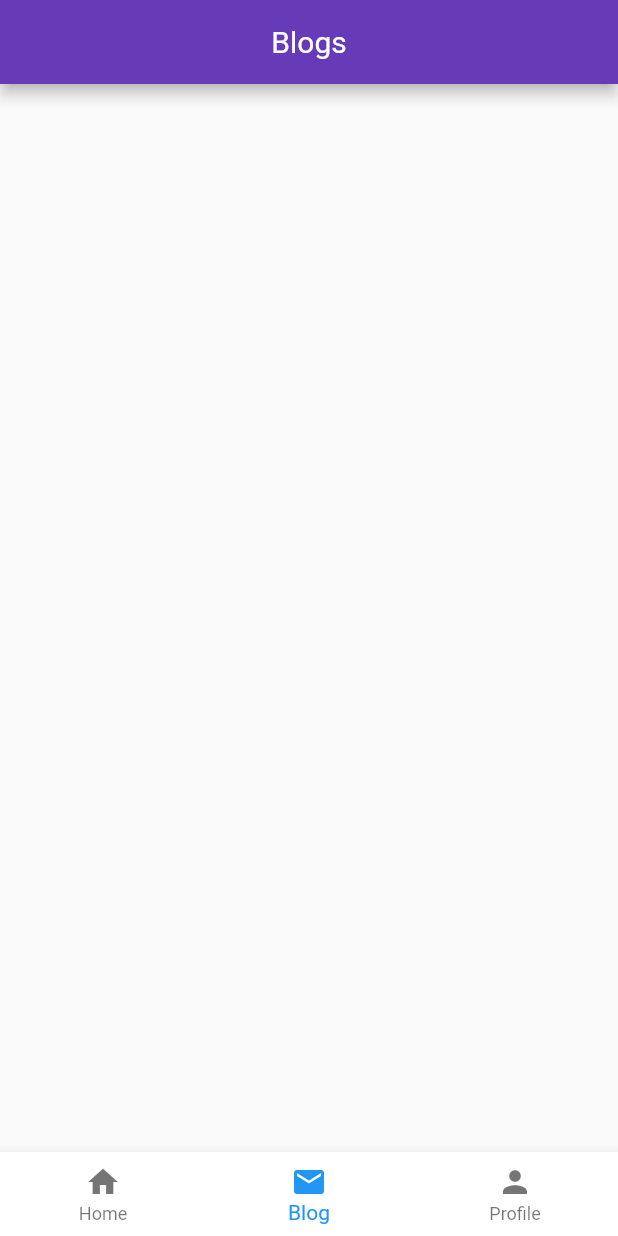
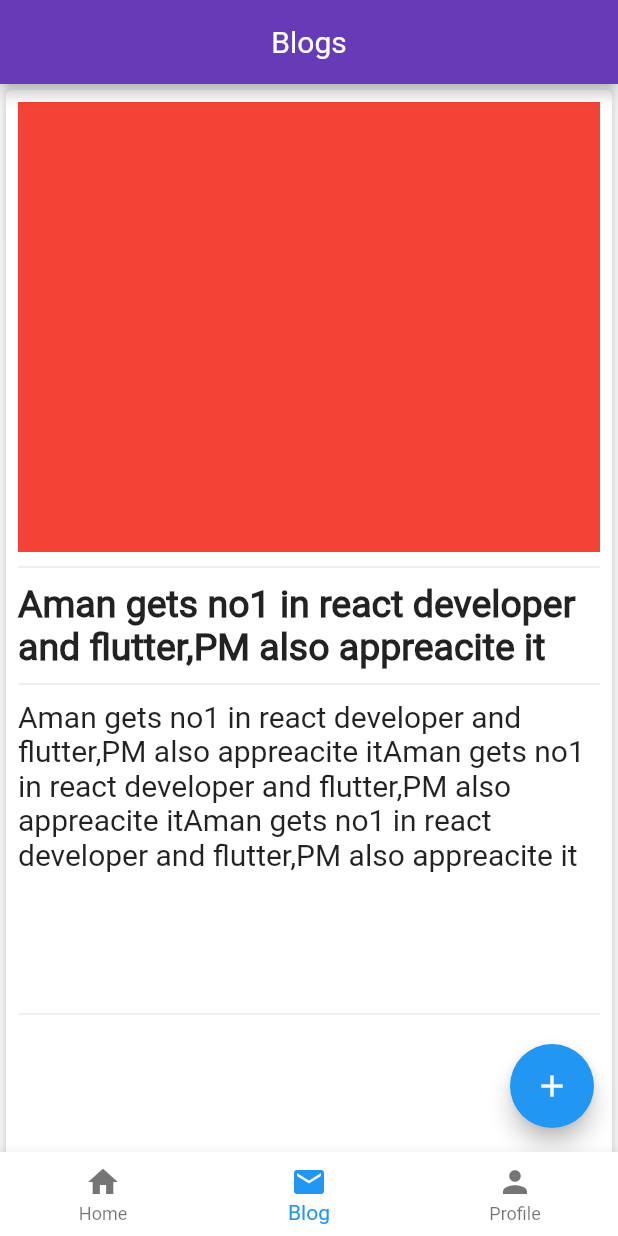
Before and after one commit to aman246149/jop-App-Flutter, a Flutter app: the screen it shows after launch, swiped to page 2, on a phone screen of 412 x 824 dp. Run offline on Flutter 3.47's test engine with Material 2 defaults, Android fonts, the light colour scheme and no system bars; our stand-ins replace cloud_firestore, firebase_auth, firebase_core, flutter_signin_button, fluttertoast, google_sign_in and 1 more; accounts and stored records are empty; statements that could not run were skipped.

Commit message:
made ui of blog screen with input field as well just need to save data in database

```diff
--- a/lib/screens/BlogPage.dart
+++ b/lib/screens/BlogPage.dart
@@ -1,4 +1,6 @@
-// ignore: file_names
+// ignore_for_file: file_names, prefer_const_constructors
+
+import 'package:flutter/cupertino.dart';
 import 'package:flutter/material.dart';
 
 class BlogPage extends StatefulWidget {
@@ -9,13 +11,121 @@ class BlogPage extends StatefulWidget {
 }
 
 class _BlogPageState extends State<BlogPage> {
+  TextEditingController imageurlController = TextEditingController();
+  TextEditingController titleController = TextEditingController();
+  TextEditingController descriptionController = TextEditingController();
+
+  void saveDataToDatabase() {
+    print(imageurlController.text);
+    print(titleController.text);
+    print(descriptionController.text);
+  }
+
   @override
   Widget build(BuildContext context) {
     return Scaffold(
+      floatingActionButton: FloatingActionButton(
+        onPressed: () {
+          showModalBottomSheet<void>(
+            isScrollControlled: true,
+            context: context,
+            builder: (BuildContext context) {
+              return Container(
+                // height: 1000,
+                color: Colors.white,
+                child: Padding(
+                  padding: const EdgeInsets.all(18.0),
+                  child: ListView(
+                    children: <Widget>[
+                      Divider(
+                        height: 100,
+                      ),
+                      TextField(
+                        controller: imageurlController,
+                        decoration:
+                            InputDecoration(hintText: "Enter Image Url"),
+                      ),
+                      TextField(
+                        controller: titleController,
+                        decoration: InputDecoration(hintText: "Enter Title"),
+                      ),
+                      TextField(
+                        controller: descriptionController,
+                        decoration:
+                            InputDecoration(hintText: "Enter Description"),
+                      ),
+                      Divider(
+                        height: 20,
+                      ),
+                      Container(
+                        width: MediaQuery.of(context).size.width,
+                        child: ElevatedButton(
+                          child: const Text('Save data in Db'),
+                          onPressed: () {
+                            saveDataToDatabase();
+                            Navigator.pop(context);
+                          },
+                        ),
+                      )
+                    ],
+                  ),
+                ),
+              );
+            },
+          );
+        },
+        child: Icon(Icons.add),
+      ),
       appBar: AppBar(
-        title: Center(
-            child: Text("Blogs", style: TextStyle(color: Colors.white))),
+        title:
+            Center(child: Text("Blogs", style: TextStyle(color: Colors.white))),
         backgroundColor: Colors.deepPurple,
+      ),
+      body: ListView.builder(
+        itemCount: 10,
+        itemBuilder: (context, index) {
+          return Stack(
+            fit: StackFit.loose,
+            children: [
+              Card(
+                  elevation: 4,
+                  child: Padding(
+                    padding: const EdgeInsets.all(8.0),
+                    child: Column(
+                      children: [
+                        Container(
+                          height: 300,
+                          width: MediaQuery.of(context).size.width,
+                          color: Colors.red,
+                        ),
+                        Divider(
+                          height: 20,
+                        ),
+                        Text(
+                          "Aman gets no1 in react developer and flutter,PM also appreacite it",
+                          style: TextStyle(
+                              fontWeight: FontWeight.bold, fontSize: 25),
+                        ),
+                        Divider(
+                          height: 20,
+                        ),
+                        Text(
+                          "Aman gets no1 in react developer and flutter,PM also appreacite itAman gets no1 in react developer and flutter,PM also appreacite itAman gets no1 in react developer and flutter,PM also appreacite it",
+                          style: TextStyle(fontSize: 20),
+                        ),
+                        Divider(
+                          height: 190,
+                        ),
+                        Divider(
+                          height: 5,
+                          thickness: 2,
+                        )
+                      ],
+                    ),
+                  ))
+            ],
+          );
+        },
       ),
     );
   }
```
Also changed, not shown: pubspec.lock.
